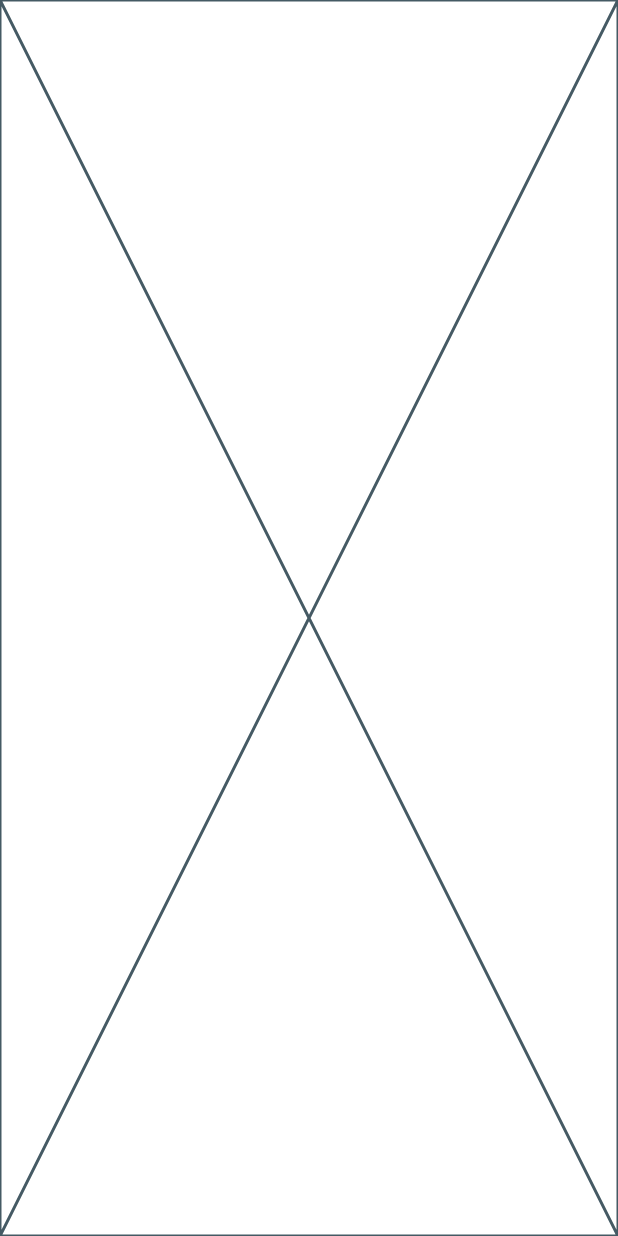
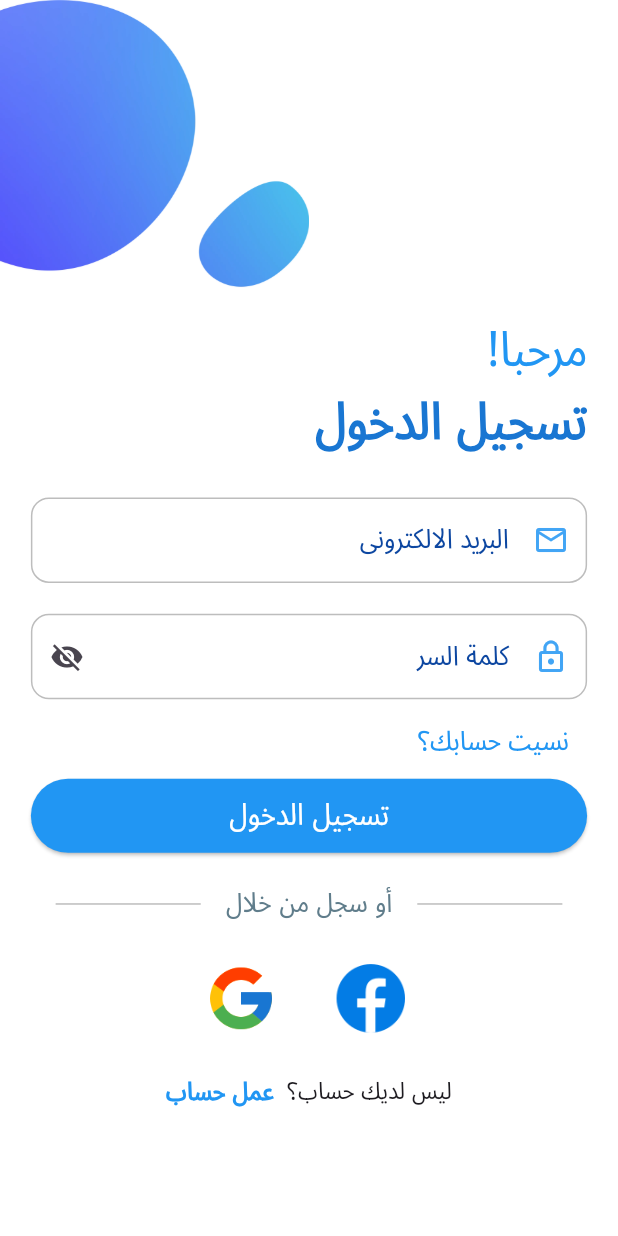
Before and after one commit to asmaa202310/Flutter_project_Herfagi, a Flutter app: the LoginView screen opened directly, on a phone screen of 412 x 824 dp. Run offline on Flutter 3.47's test engine with Material 3 defaults, Android fonts, the phone set to English and light mode, and no system bars; our stand-ins replace lottie.

Commit message:
add login view

```diff
--- /dev/null
+++ b/herfagy_v2/lib/utils/validators.dart
@@ -0,0 +1,21 @@
+class Validators {
+  static String? validateEmail(String? value) {
+    if (value == null || value.isEmpty) {
+      return "Email is required";
+    }
+    if (!RegExp(r"^[\w-\.]+@([\w-]+\.)+[\w-]{2,4}$").hasMatch(value)) {
+      return "Invalid email format";
+    }
+    return null;
+  }
+
+  static String? validatePassword(String? value) {
+    if (value == null || value.isEmpty) {
+      return "Password is required";
+    }
+    if (value.length < 8) {
+      return "Min 8 characters required";
+    }
+    return null;
+  }
+}
--- /dev/null
+++ b/herfagy_v2/lib/viewmodels/login_view_model.dart
@@ -0,0 +1,11 @@
+import 'package:flutter/material.dart';
+
+class LoginViewModel extends ChangeNotifier {
+  bool obscurePassword = true;
+  bool loading = false;
+
+  void togglePasswordVisibility() {
+    obscurePassword = !obscurePassword;
+    notifyListeners();
+  }
+}
--- a/herfagy_v2/lib/views/login/login_view.dart
+++ b/herfagy_v2/lib/views/login/login_view.dart
@@ -1,19 +1,18 @@
 import 'package:flutter/material.dart';
+import '/views/login/widgets/login_view_body.dart';
+import 'package:provider/provider.dart';
+import '../../viewmodels/login_view_model.dart';
 
 class LoginView extends StatelessWidget {
   const LoginView({super.key});
 
   @override
   Widget build(BuildContext context) {
-    return Scaffold(body: const LoginViewBody());
+    return Scaffold(
+      body: ChangeNotifierProvider(
+        create: (context) => LoginViewModel(),
+        child: const LoginViewBody(),
+      ),
+    );
   }
 }
-
-class LoginViewBody extends StatelessWidget {
-  const LoginViewBody({super.key});
-
-  @override
-  Widget build(BuildContext context) {
-    return const Placeholder();
-  }
-}
--- /dev/null
+++ b/herfagy_v2/lib/views/login/widgets/custom_divider.dart
@@ -0,0 +1,17 @@
+import 'package:flutter/material.dart';
+
+class CustomDivider extends StatelessWidget {
+  const CustomDivider({super.key, required this.screenWidth});
+
+  final double screenWidth;
+
+  @override
+  Widget build(BuildContext context) {
+    return Divider(
+      color: Colors.grey.shade400,
+      indent: screenWidth * 0.04,
+      thickness: 1,
+      endIndent: screenWidth * 0.04,
+    );
+  }
+}
--- /dev/null
+++ b/herfagy_v2/lib/views/login/widgets/custom_forget_button.dart
@@ -0,0 +1,21 @@
+import 'package:flutter/material.dart';
+
+class CustomForgetPasswordButton extends StatelessWidget {
+  const CustomForgetPasswordButton({super.key});
+
+  @override
+  Widget build(BuildContext context) {
+    final screenWidth = MediaQuery.of(context).size.width;
+    return Row(
+      children: [
+        TextButton(
+          onPressed: () {},
+          child: Text(
+            "نسيت حسابك؟",
+            style: TextStyle(color: Colors.blue, fontSize: screenWidth * 0.045),
+          ),
+        ),
+      ],
+    );
+  }
+}
--- /dev/null
+++ b/herfagy_v2/lib/views/login/widgets/custom_login_signup_button.dart
@@ -0,0 +1,28 @@
+import 'package:flutter/material.dart';
+
+class CustomLoginSignUpButton extends StatelessWidget {
+  const CustomLoginSignUpButton({
+    super.key,
+    required this.screenWidth,
+    required this.screenHeight,
+    required this.text,
+  });
+  final String text;
+  final double screenWidth;
+  final double screenHeight;
+
+  @override
+  Widget build(BuildContext context) {
+    return ElevatedButton(
+      onPressed: () {},
+      style: ElevatedButton.styleFrom(
+        backgroundColor: Colors.blue,
+        minimumSize: Size(screenWidth, screenHeight * 0.06),
+      ),
+      child: Text(
+        text,
+        style: TextStyle(color: Colors.white, fontSize: screenWidth * 0.05),
+      ),
+    );
+  }
+}
--- /dev/null
+++ b/herfagy_v2/lib/views/login/widgets/custom_socail_buttons_container.dart
@@ -0,0 +1,29 @@
+import 'package:flutter/material.dart';
+import '/views/login/widgets/custom_social_button.dart';
+
+class CustomSocialButtonsContainer extends StatelessWidget {
+  const CustomSocialButtonsContainer({super.key});
+
+  @override
+  Widget build(BuildContext context) {
+    final screenWidth = MediaQuery.of(context).size.width;
+    return Row(
+      mainAxisAlignment: MainAxisAlignment.spaceEvenly,
+      children: [
+        const Spacer(),
+        CustomSocailButton(
+          raduis: screenWidth * 0.07,
+          logo: 'assets/images/facebook_logo.png',
+          onTap: () {},
+        ),
+        SizedBox(width: screenWidth * 0.08),
+        CustomSocailButton(
+          raduis: screenWidth * 0.06,
+          logo: 'assets/images/google_logo.png',
+          onTap: () {},
+        ),
+        const Spacer(),
+      ],
+    );
+  }
+}
--- /dev/null
+++ b/herfagy_v2/lib/views/login/widgets/custom_social_button.dart
@@ -0,0 +1,26 @@
+import 'package:flutter/material.dart';
+
+class CustomSocailButton extends StatelessWidget {
+  const CustomSocailButton({
+    super.key,
+    required this.raduis,
+    required this.logo,
+    required this.onTap,
+  });
+  final double raduis;
+  final String logo;
+  final VoidCallback onTap;
+
+  @override
+  Widget build(BuildContext context) {
+    return InkWell(
+      borderRadius: BorderRadius.circular(raduis),
+      onTap: onTap,
+      child: CircleAvatar(
+        radius: raduis,
+        backgroundColor: Colors.transparent,
+        backgroundImage: AssetImage(logo),
+      ),
+    );
+  }
+}
--- /dev/null
+++ b/herfagy_v2/lib/views/login/widgets/custom_text_field.dart
@@ -0,0 +1,77 @@
+
+import 'package:flutter/material.dart';
+
+class CustomTextField extends StatelessWidget {
+  final String label;
+  final String hint;
+  final TextEditingController controller;
+  final String? Function(String?) validator;
+  final IconData prefixIcon;
+  final bool obscureText;
+  final IconData? suffixIcon;
+  final VoidCallback? onSuffixIconPressed;
+  final TextInputType? keyboardType;
+
+  const CustomTextField({
+    required this.label,
+    required this.hint,
+    required this.controller,
+    required this.validator,
+    required this.prefixIcon,
+    this.obscureText = false,
+    this.suffixIcon,
+    this.keyboardType,
+    super.key,
+    this.onSuffixIconPressed,
+  });
+
+  @override
+  Widget build(BuildContext context) {
+    final screenWidth = MediaQuery.of(context).size.width;
+    return TextFormField(
+      controller: controller,
+      validator: validator,
+      obscureText: obscureText,
+      keyboardType: keyboardType,
+      decoration: InputDecoration(
+        labelText: label,
+        labelStyle: TextStyle(
+          color: Colors.blue.shade900,
+          fontSize: screenWidth * 0.045,
+        ),
+        hintText: hint,
+        hintStyle: const TextStyle(color: Colors.blueGrey),
+        prefixIcon: Icon(prefixIcon, color: Colors.blue.shade400),
+        suffixIcon: suffixIcon != null
+            ? IconButton(
+                icon: Icon(suffixIcon, size: screenWidth * 0.055),
+                onPressed: onSuffixIconPressed,
+              )
+            : null,
+        border: _buildBorder(),
+        enabledBorder: _buildBorder(),
+        focusedBorder: _buildBorder(color: Colors.blue, width: 2),
+        errorBorder: _buildBorder(color: Colors.red, width: 2),
+        contentPadding: EdgeInsets.symmetric(
+          horizontal: screenWidth * 0.04,
+          vertical: screenWidth * 0.04,
+        ),
+        errorStyle: const TextStyle(color: Colors.red),
+      ),
+    );
+  }
+
+  OutlineInputBorder _buildBorder({
+    double? raduis,
+    Color? color,
+    double? width,
+  }) {
+    return OutlineInputBorder(
+      borderRadius: BorderRadius.circular(raduis ?? 12),
+      borderSide: BorderSide(
+        color: color ?? Colors.grey.shade400,
+        width: width ?? 1,
+      ),
+    );
+  }
+}
--- /dev/null
+++ b/herfagy_v2/lib/views/login/widgets/image_widget.dart
@@ -0,0 +1,18 @@
+import 'package:flutter/material.dart';
+
+class ImageWidget extends StatelessWidget {
+  const ImageWidget({super.key, required this.screenWidth});
+  final double screenWidth;
+
+  @override
+  Widget build(BuildContext context) {
+    return Align(
+      alignment: Alignment.centerLeft,
+      child: Image.asset(
+        'assets/images/image1.png',
+        width: screenWidth * 0.5,
+        fit: BoxFit.fill,
+      ),
+    );
+  }
+}
--- /dev/null
+++ b/herfagy_v2/lib/views/login/widgets/login_view_body.dart
@@ -0,0 +1,116 @@
+import 'package:flutter/material.dart';
+import '/utils/validators.dart';
+import '/viewmodels/login_view_model.dart';
+import '/views/login/widgets/custom_forget_button.dart';
+import '/views/login/widgets/custom_login_signup_button.dart';
+import '/views/login/widgets/custom_socail_buttons_container.dart';
+import '/views/login/widgets/custom_text_field.dart';
+import '/views/login/widgets/or_divider.dart';
+import '/views/login/widgets/signup_new_account_widget.dart';
+import '/views/login/widgets/image_widget.dart';
+import 'package:provider/provider.dart';
+
+class LoginViewBody extends StatefulWidget {
+  const LoginViewBody({super.key});
+
+  @override
+  State<LoginViewBody> createState() => _LoginViewBodyState();
+}
+
+class _LoginViewBodyState extends State<LoginViewBody> {
+  final _formKey = GlobalKey<FormState>();
+  final _emailController = TextEditingController();
+  final _passwordController = TextEditingController();
+
+  @override
+  void dispose() {
+    _emailController.dispose();
+    _passwordController.dispose();
+    super.dispose();
+  }
+
+  @override
+  Widget build(BuildContext context) {
+    final screenWidth = MediaQuery.of(context).size.width;
+    final screenHeight = MediaQuery.of(context).size.height;
+
+    return SafeArea(
+      child: Form(
+        key: _formKey,
+        child: SingleChildScrollView(
+          child: Column(
+            children: [
+              ImageWidget(screenWidth: screenWidth),
+              Padding(
+                padding: EdgeInsets.symmetric(horizontal: screenWidth * 0.05),
+                child: Column(
+                  crossAxisAlignment: CrossAxisAlignment.start,
+                  children: [
+                    SizedBox(height: screenHeight * 0.02),
+                    Text(
+                      'مرحبا!',
+                      style: TextStyle(
+                        color: Colors.blue,
+                        fontSize: screenWidth * 0.08,
+                        fontWeight: FontWeight.w500,
+                      ),
+                    ),
+                    Text(
+                      'تسجيل الدخول',
+                      style: TextStyle(
+                        color: Colors.blue.shade700,
+                        fontSize: screenWidth * 0.085,
+                        fontWeight: FontWeight.bold,
+                      ),
+                    ),
+                    SizedBox(height: screenHeight * 0.03),
+                    CustomTextField(
+                      label: "البريد الالكترونى",
+                      hint: "ادخل البريد الالكترونى",
+                      controller: _emailController,
+                      validator: (value) => Validators.validateEmail(value),
+                      prefixIcon: Icons.email_outlined,
+                    ),
+                    SizedBox(height: screenHeight * 0.025),
+                    Consumer<LoginViewModel>(
+                      builder: (context, viewModel, _) {
+                        return CustomTextField(
+                          obscureText: viewModel.obscurePassword,
+                          label: "كلمة السر",
+                          hint: "ادخل كلمة السر",
+                          controller: _passwordController,
+                          validator: (value) =>
+                              Validators.validatePassword(value),
+                          prefixIcon: Icons.lock_outline,
+                          onSuffixIconPressed:
+                              viewModel.togglePasswordVisibility,
+                          suffixIcon: viewModel.obscurePassword
+                              ? Icons.visibility_off
+                              : Icons.visibility,
+                        );
+                      },
+                    ),
+                    SizedBox(height: screenHeight * 0.005),
+                    const CustomForgetPasswordButton(),
+                    SizedBox(height: screenHeight * 0.001),
+                    CustomLoginSignUpButton(
+                      screenWidth: screenWidth,
+                      screenHeight: screenHeight,
+                      text: "تسجيل الدخول",
+                    ),
+                    SizedBox(height: screenHeight * 0.025),
+                    const OrDivider(),
+                    SizedBox(height: screenHeight * 0.025),
+                    const CustomSocialButtonsContainer(),
+                    SizedBox(height: screenHeight * 0.025),
+                    const SignUpNewAccountWidget(),
+                  ],
+                ),
+              ),
+            ],
+          ),
+        ),
+      ),
+    );
+  }
+}
--- /dev/null
+++ b/herfagy_v2/lib/views/login/widgets/or_divider.dart
@@ -0,0 +1,25 @@
+import 'package:flutter/material.dart';
+import '/views/login/widgets/custom_divider.dart';
+
+class OrDivider extends StatelessWidget {
+  const OrDivider({super.key});
+
+  @override
+  Widget build(BuildContext context) {
+    final screenWidth = MediaQuery.of(context).size.width;
+    return Row(
+      children: [
+        Expanded(child: CustomDivider(screenWidth: screenWidth)),
+        Text(
+          "أو سجل من خلال",
+          style: TextStyle(
+            fontSize: screenWidth * 0.045,
+            // fontWeight: FontWeight.w500,
+            color: Colors.blueGrey,
+          ),
+        ),
+        Expanded(child: CustomDivider(screenWidth: screenWidth)),
+      ],
+    );
+  }
+}
--- /dev/null
+++ b/herfagy_v2/lib/views/login/widgets/signup_new_account_widget.dart
@@ -0,0 +1,27 @@
+import 'package:flutter/material.dart';
+
+class SignUpNewAccountWidget extends StatelessWidget {
+  const SignUpNewAccountWidget({super.key});
+
+  @override
+  Widget build(BuildContext context) {
+    final screenWidth = MediaQuery.of(context).size.width;
+    return Row(
+      mainAxisAlignment: MainAxisAlignment.center,
+      children: [
+        Text("ليس لديك حساب؟", style: TextStyle(fontSize: screenWidth * 0.04)),
+        GestureDetector(
+          onTap: () {},
+          child: Text(
+            "  عمل حساب",
+            style: TextStyle(
+              color: Colors.blue,
+              fontWeight: FontWeight.bold,
+              fontSize: screenWidth * 0.042,
+            ),
+          ),
+        ),
+      ],
+    );
+  }
+}
--- a/herfagy_v2/lib/views/onboarding/widgets/custom_button.dart
+++ b/herfagy_v2/lib/views/onboarding/widgets/custom_button.dart
@@ -1,7 +1,7 @@
 import 'package:flutter/material.dart';
-import 'package:herfagy_v2/views/login/login_view.dart';
 import 'package:provider/provider.dart';
 import '../../../viewmodels/onboarding_view_model.dart';
+import '../../login/login_view.dart';
 
 class CustomButton extends StatelessWidget {
   const CustomButton({super.key});
--- a/herfagy_v2/pubspec.yaml
+++ b/herfagy_v2/pubspec.yaml
@@ -65,7 +65,7 @@ flutter:
   # To add assets to your application, add an assets section, like this:
   assets:
     - assets/lottie/
-  #   - images/a_dot_ham.jpeg
+    - assets/images/
 
   # An image asset can refer to one or more resolution-specific "variants", see
   # https://flutter.dev/to/resolution-aware-images
```
Also changed, not shown: herfagy_v2/assets/images/facebook_logo.png (added), herfagy_v2/assets/images/google_logo.png (added), herfagy_v2/assets/images/image1.png (added), herfagy_v2/assets/images/img1.png (added), herfagy_v2/lib/views/sign_up/sign_up_view.dart (added).
